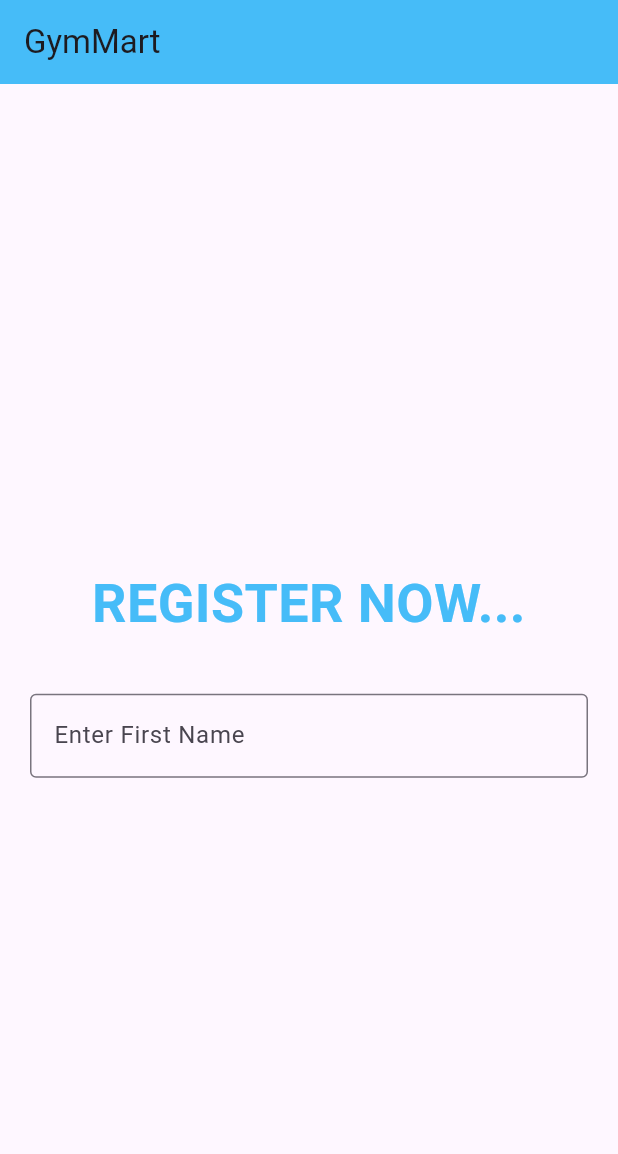
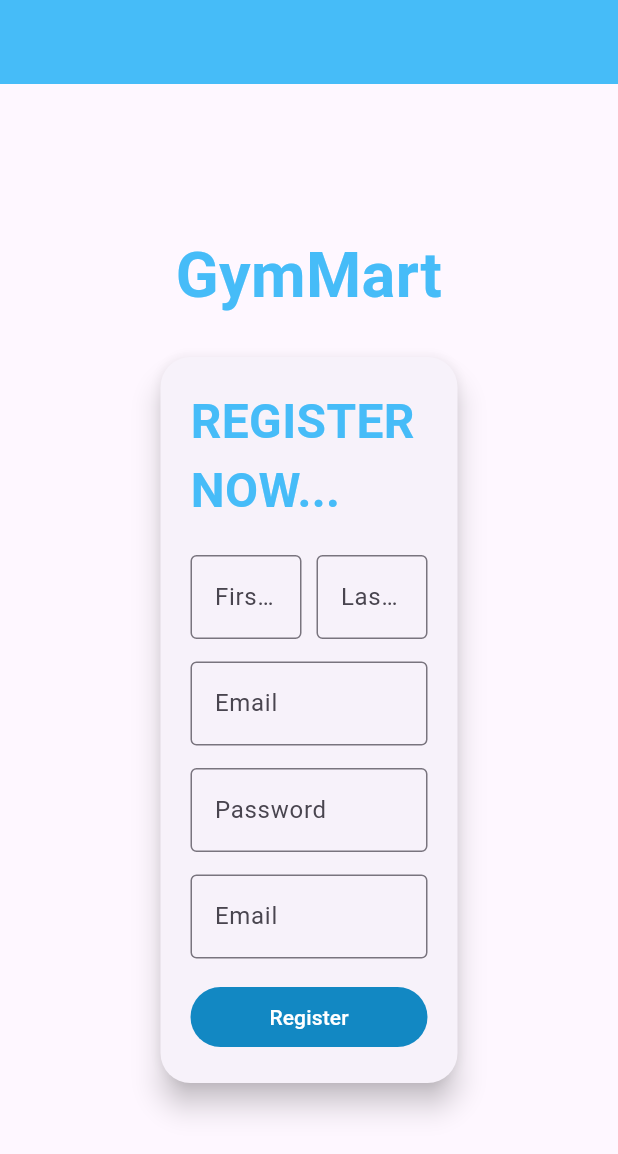
Before and after one commit to RavinduLakshanMalawalaArachchi/GymMart, a Flutter app: the screen it shows after launch, on a phone screen of 412 x 824 dp. Shown: the top 1154 px of the screen. Run offline on Flutter 3.47's test engine with Material 3 defaults, Android fonts, the phone set to English and light mode, and no system bars.

Commit message:
Login page From Creare

```diff
--- a/lib/main.dart
+++ b/lib/main.dart
@@ -11,8 +11,8 @@ class GymMartLogin extends StatelessWidget {
   Widget build(BuildContext context) {
     return Scaffold(
       appBar: AppBar(
-        title: const Text("GymMart"),
-        backgroundColor: Color.fromARGB(255, 70, 188, 248),
+
+        backgroundColor: const Color.fromARGB(255, 70, 188, 248),
       ),
       body: const LogginBody(),
     );
@@ -28,45 +28,155 @@ class LogginBody extends StatefulWidget {
 
 class _LogginBodyState extends State<LogginBody> {
   @override
+  @override
 Widget build(BuildContext context) {
   return Center(
-      child: SingleChildScrollView( // prevents overflow on small screens
+    child: SingleChildScrollView(
       child: Column(
-          crossAxisAlignment: CrossAxisAlignment.center,
         mainAxisAlignment: MainAxisAlignment.center,
         children: [
 
-            // REGISTER NOW Text
-            Padding(
-              padding: const EdgeInsets.fromLTRB(0, 25, 0, 25),
-              child: Text(
-                "REGISTER NOW...",
+          // 🔵 GymMart text (centered)
+          const Text(
+            "GymMart",
             textAlign: TextAlign.center,
             style: TextStyle(
-                  fontSize: 36, // reduce font if needed
+              fontSize: 42,
+              fontWeight: FontWeight.bold,
+              color: Color.fromARGB(255, 70, 188, 248),
+            ),
+          ),
+
+          const SizedBox(height: 20),
+
+          // 🟦 Card
+          SizedBox(
+            width: MediaQuery.of(context).size.width * 0.5,
+            child: Card(
+              elevation: 8,
+              shape: RoundedRectangleBorder(
+                borderRadius: BorderRadius.circular(20),
+              ),
+              child: Padding(
+                padding: const EdgeInsets.all(20),
+                child: Column(
+                  mainAxisSize: MainAxisSize.min,
+                  children: [
+                    const Text(
+                      "REGISTER NOW...",
+                      style: TextStyle(
+                        fontSize: 32,
                         color: Color.fromARGB(255, 70, 188, 248),
                         fontWeight: FontWeight.bold,
                       ),
                     ),
-            ),
+                    const SizedBox(height: 20),
 
-            // First Name TextField
-            Padding(
-              padding: const EdgeInsets.symmetric(horizontal: 20.0, vertical: 10),
+                    Row(
+                      children: const [
+                        Expanded(
                           child: TextField(
-                keyboardType: TextInputType.name,
                             decoration: InputDecoration(
-                  labelText: 'Enter First Name',
+                              labelText: 'First Name',
                               border: OutlineInputBorder(),
                             ),
                           ),
                         ),
+                        SizedBox(width: 10),
+                        Expanded(
+                          child: TextField(
+                            decoration: InputDecoration(
+                              labelText: 'Last Name',
+                              border: OutlineInputBorder(),
+                            ),
+                          ),
+                        ),
+                      ],
+                    ),
 
-            // You can add more TextFields or buttons here
+                    SizedBox(height: 15,),
 
+                    Column(
+
+
+
+                      children: [
+                        TextField(
+                          decoration: InputDecoration(
+                            labelText: 'Email',
+                            border: OutlineInputBorder()
+                          ),
+
+
+
+                        )
+                      ],
+
+                    ),
+
+                         SizedBox(height: 15,),
+
+                    Column(
+
+
+
+                      children: [
+                        TextField(
+                          decoration: InputDecoration(
+                            labelText: 'Password',
+                            border: OutlineInputBorder()
+                          ),
+
+
+
+                        )
+                      ],
+
+                    ),
+
+                    SizedBox(height: 15,),
+
+
+
+                    Column(
+
+
+
+                      children: [
+                        TextField(
+                          decoration: InputDecoration(
+                            labelText: 'Email',
+                            border: OutlineInputBorder()
+                          ),
+
+
+
+                        )
+                      ],
+
+                    ),
+
+                    SizedBox(height: 15,),
+
+                    SizedBox(
+                      width: 200,
+                      child: FilledButton(onPressed: (){}, child: Text("Register"),
+                      style: FilledButton.styleFrom(backgroundColor: const Color.fromARGB(255, 18, 136, 195),),
+
+                      ),
+                    ),
+
+
+
+                  ],
+                ),
+              ),
+            ),
+          ),
         ],
       ),
     ),
   );
 }
+
   }
```
Lines whose indentation alone changed are shown as unchanged.
